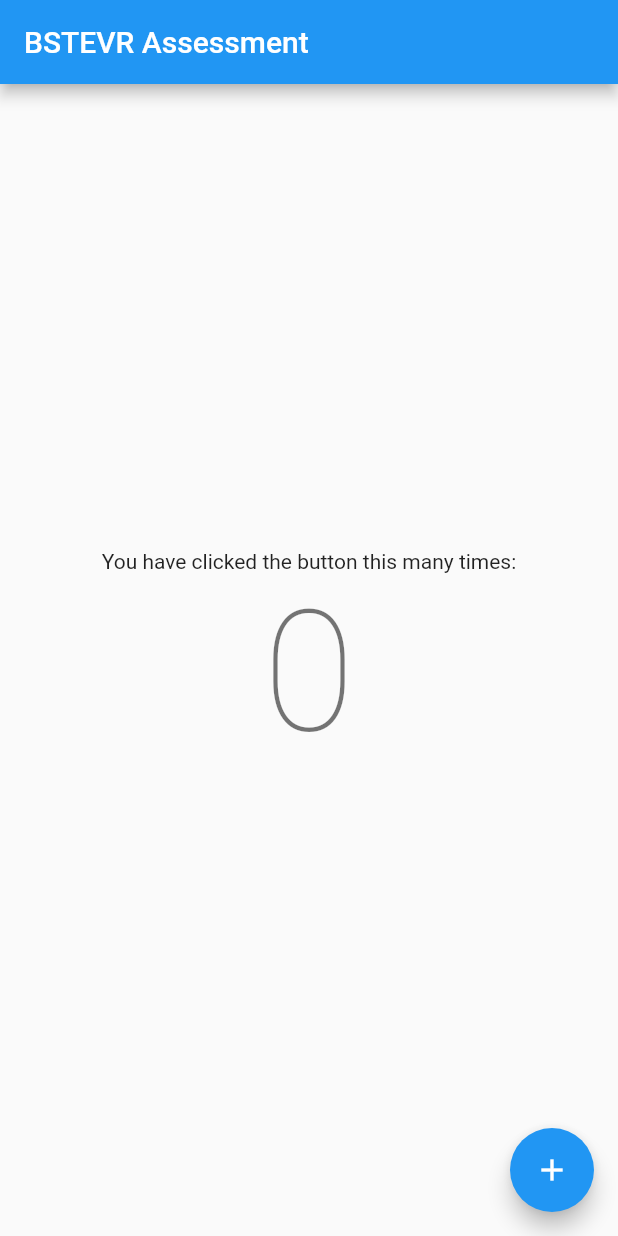
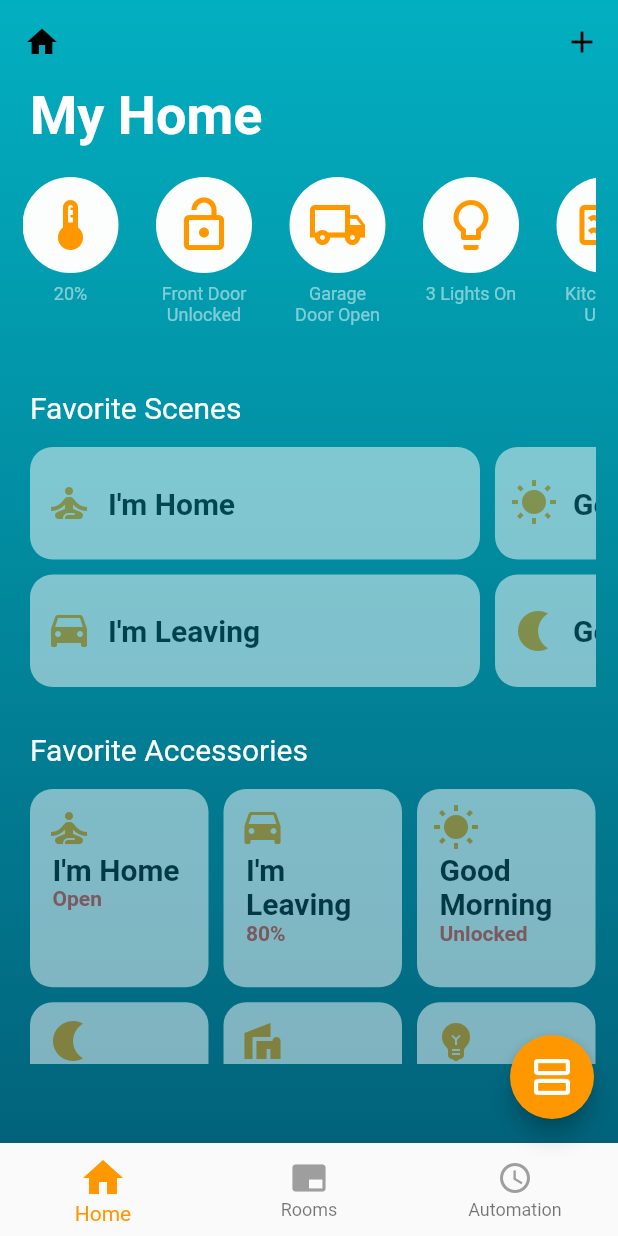
Before and after one commit to b13nxx/bstevr_assessment, a Flutter app: the screen it shows after launch, on a phone screen of 412 x 824 dp. Run offline on Flutter 3.47's test engine with Material 2 defaults, Android fonts, the phone set to English and light mode, and no system bars.

Commit message:
Add speed prototype screen

```diff
--- /dev/null
+++ b/lib/commons/box_decorations.dart
@@ -0,0 +1,19 @@
+import 'package:flutter/material.dart';
+
+mixin BoxDecorations {
+  static BoxDecoration circle(Color backgroundColor, [double width = 1]) {
+    return BoxDecoration(
+      shape: BoxShape.circle,
+      color: backgroundColor,
+      border: Border.all(color: Colors.white, width: width),
+    );
+  }
+
+  static BoxDecoration rectangle(Color backgroundColor, [double radius = 15]) {
+    return BoxDecoration(
+      shape: BoxShape.rectangle,
+      color: backgroundColor,
+      borderRadius: BorderRadius.circular(radius)
+    );
+  }
+}
--- /dev/null
+++ b/lib/commons/text_styles.dart
@@ -0,0 +1,43 @@
+import 'package:flutter/material.dart';
+
+mixin TextStyles {
+  static TextStyle weak() {
+    return TextStyle(
+        color: Colors.white.withOpacity(0.5),
+        fontSize: 12,
+        fontWeight: FontWeight.normal,
+    );
+  }
+
+  static TextStyle danger() {
+    return const TextStyle(
+      color: Colors.red,
+      fontSize: 14,
+      fontWeight: FontWeight.bold,
+    );
+  }
+
+  static TextStyle strong() {
+    return const TextStyle(
+      color: Colors.black,
+      fontSize: 20,
+      fontWeight: FontWeight.bold,
+    );
+  }
+
+  static TextStyle header1() {
+    return const TextStyle(
+      color: Colors.white,
+      fontSize: 36,
+      fontWeight: FontWeight.bold,
+    );
+  }
+
+  static TextStyle header2() {
+    return const TextStyle(
+      color: Colors.white,
+      fontSize: 20,
+      fontWeight: FontWeight.normal,
+    );
+  }
+}
--- a/lib/main.dart
+++ b/lib/main.dart
@@ -1,4 +1,13 @@
 import 'package:flutter/material.dart';
+
+/*
+ * These are the internal dependencies for the widget below
+ */
+import 'package:bstevr_assessment/models/icon_entry.dart';
+import 'package:bstevr_assessment/commons/text_styles.dart';
+import 'package:bstevr_assessment/widgets/quick_actions.dart';
+import 'package:bstevr_assessment/widgets/selectable_cards.dart';
+import 'package:bstevr_assessment/widgets/custom_navigation_bar.dart';
 
 void main() {
   runApp(const MyApp());
@@ -7,109 +16,128 @@ void main() {
 class MyApp extends StatelessWidget {
   const MyApp({Key? key}) : super(key: key);
 
-  // This widget is the root of your application.
   @override
   Widget build(BuildContext context) {
     return MaterialApp(
       title: 'BSTEVR Assessment',
       theme: ThemeData(
-        // This is the theme of your application.
-        //
-        // Try running your application with "flutter run". You'll see the
-        // application has a blue toolbar. Then, without quitting the app, try
-        // changing the primarySwatch below to Colors.green and then invoke
-        // "hot reload" (press "r" in the console where you ran "flutter run",
-        // or simply save your changes to "hot reload" in a Flutter IDE).
-        // Notice that the counter didn't reset back to zero; the application
-        // is not restarted.
-        primarySwatch: Colors.blue,
+        primarySwatch: Colors.orange,
       ),
-      home: const MyHomePage(title: 'BSTEVR Assessment'),
+      debugShowCheckedModeBanner: false,
+      home: const MyHomePage(),
     );
   }
 }
 
-class MyHomePage extends StatefulWidget {
-  const MyHomePage({Key? key, required this.title}) : super(key: key);
-
-  // This widget is the home page of your application. It is stateful, meaning
-  // that it has a State object (defined below) that contains fields that affect
-  // how it looks.
-
-  // This class is the configuration for the state. It holds the values (in this
-  // case the title) provided by the parent (in this case the App widget) and
-  // used by the build method of the State. Fields in a Widget subclass are
-  // always marked "final".
-
-  final String title;
-
-  @override
-  State<MyHomePage> createState() => _MyHomePageState();
-}
-
-class _MyHomePageState extends State<MyHomePage> {
-  int _counter = 0;
-
-  void _incrementCounter() {
-    setState(() {
-      // This call to setState tells the Flutter framework that something has
-      // changed in this State, which causes it to rerun the build method below
-      // so that the display can reflect the updated values. If we changed
-      // _counter without calling setState(), then the build method would not be
-      // called again, and so nothing would appear to happen.
-      _counter++;
-    });
-  }
+class MyHomePage extends StatelessWidget {
+  const MyHomePage({Key? key}) : super(key: key);
 
   @override
   Widget build(BuildContext context) {
-    // This method is rerun every time setState is called, for instance as done
-    // by the _incrementCounter method above.
-    //
-    // The Flutter framework has been optimized to make rerunning build methods
-    // fast, so that you can just rebuild anything that needs updating rather
-    // than having to individually change instances of widgets.
-    return Scaffold(
-      appBar: AppBar(
-        // Here we take the value from the MyHomePage object that was created by
-        // the App.build method, and use it to set our appbar title.
-        title: Text(widget.title),
-      ),
-      body: Center(
-        // Center is a layout widget. It takes a single child and positions it
-        // in the middle of the parent.
-        child: Column(
-          // Column is also a layout widget. It takes a list of children and
-          // arranges them vertically. By default, it sizes itself to fit its
-          // children horizontally, and tries to be as tall as its parent.
-          //
-          // Invoke "debug painting" (press "p" in the console, choose the
-          // "Toggle Debug Paint" action from the Flutter Inspector in Android
-          // Studio, or the "Toggle Debug Paint" command in Visual Studio Code)
-          // to see the wireframe for each widget.
-          //
-          // Column has various properties to control how it sizes itself and
-          // how it positions its children. Here we use mainAxisAlignment to
-          // center the children vertically; the main axis here is the vertical
-          // axis because Columns are vertical (the cross axis would be
-          // horizontal).
-          mainAxisAlignment: MainAxisAlignment.center,
-          children: <Widget>[
-            const Text(
-              'You have clicked the button this many times:',
-            ),
-            Text(
-              '$_counter',
-              style: Theme.of(context).textTheme.headline1,
-            ),
+    List<IconEntry> quickActionsEntries = [
+      IconEntry(icon: Icons.thermostat_outlined, text: '20%'),
+      IconEntry(icon: Icons.lock_open_outlined, text: 'Front Door Unlocked'),
+      IconEntry(icon: Icons.local_shipping_outlined, text: 'Garage Door Open'),
+      IconEntry(icon: Icons.lightbulb_outline, text: '3 Lights On'),
+      IconEntry(icon: Icons.microwave_outlined, text: 'Kitchen Is Used'),
+    ];
+    List<IconEntry> favoriteScenesEntries = [
+      IconEntry(icon: Icons.self_improvement, text: 'I\'m Home', secondText: 'Open'),
+      IconEntry(
+          icon: Icons.time_to_leave, text: 'I\'m Leaving', secondText: '80%'),
+      IconEntry(
+          icon: Icons.wb_sunny, text: 'Good Morning', secondText: 'Unlocked'),
+      IconEntry(
+          icon: Icons.nightlight,
+          text: 'Good Night',
+          secondText: 'Heating to 71%'),
+    ];
+    List<IconEntry> favoriteAccessories = [
+      ...favoriteScenesEntries,
+      ...[
+        IconEntry(icon: Icons.villa, text: 'Kitchen Door', secondText: 'Open'),
+        IconEntry(
+            icon: Icons.emoji_objects, text: 'Hallway Light', secondText: '80%'),
+        IconEntry(
+            icon: Icons.thermostat,
+            text: 'Living Room',
+            secondText: 'Unlocked'),
+        IconEntry(
+            icon: Icons.album, text: 'Front Door', secondText: 'Main Door'),
+      ]
+    ];
+    List<IconEntry> bottomNavigationBarItems = [
+      IconEntry(icon: Icons.home, text: 'Home'),
+      IconEntry(icon: Icons.branding_watermark, text: 'Rooms'),
+      IconEntry(icon: Icons.schedule, text: 'Automation')
+    ];
+
+    return Container(
+      decoration: const BoxDecoration(
+          gradient: LinearGradient(
+        begin: Alignment.topCenter,
+        end: Alignment.bottomCenter,
+        colors: [
+          Color.fromRGBO(2, 175, 192, 1),
+          Color.fromRGBO(1, 93, 118, 1),
+        ],
+      )),
+      child: Scaffold(
+        backgroundColor: Colors.transparent,
+        appBar: AppBar(
+          leading: IconButton(icon: const Icon(Icons.home), onPressed: () {}),
+          actions: <Widget>[
+            IconButton(icon: const Icon(Icons.add), onPressed: () {})
           ],
+          bottomOpacity: 0.0,
+          elevation: 0.0,
+          backgroundColor: Colors.transparent,
+          foregroundColor: Colors.white,
+        ),
+        body: Container(
+            padding: const EdgeInsets.only(left: 15, right: 15),
+            child: Column(
+              mainAxisAlignment: MainAxisAlignment.start,
+              crossAxisAlignment: CrossAxisAlignment.stretch,
+              mainAxisSize: MainAxisSize.min,
+              children: <Widget>[
+                Container(
+                    margin: const EdgeInsets.only(left: 5, bottom: 20),
+                    child: Text(
+                      'My Home',
+                      style: TextStyles.header1(),
+                    )),
+                Flexible(
+                    flex: 2, child: QuickActions(entries: quickActionsEntries)),
+                Container(
+                    margin: const EdgeInsets.only(left: 5, bottom: 15),
+                    child: Text(
+                      'Favorite Scenes',
+                      style: TextStyles.header2(),
+                    )),
+                Flexible(
+                    flex: 3,
+                    child: SelectableCards(entries: favoriteScenesEntries)),
+                Container(
+                    margin: const EdgeInsets.only(left: 5, bottom: 15),
+                    child: Text(
+                      'Favorite Accessories',
+                      style: TextStyles.header2(),
+                    )),
+                Flexible(
+                    flex: 3,
+                    child: SelectableCards(
+                        entries: favoriteAccessories, isRectangle: false)),
+              ],
+            )),
+        bottomNavigationBar:
+            CustomNavigationBar(entries: bottomNavigationBarItems),
+        floatingActionButton: FloatingActionButton(
+          onPressed: () => {},
+          tooltip: 'View Stream',
+          child: const Icon(Icons.view_agenda_outlined, size: 32, color: Colors.white),
         ),
       ),
-      floatingActionButton: FloatingActionButton(
-        onPressed: _incrementCounter,
-        tooltip: 'Increment',
-        child: const Icon(Icons.add),
-      ), // This trailing comma makes auto-formatting nicer for build methods.
     );
   }
 }
--- /dev/null
+++ b/lib/models/icon_entry.dart
@@ -0,0 +1,9 @@
+import 'package:flutter/material.dart';
+
+class IconEntry {
+  IconData icon;
+  String text;
+  String secondText;
+
+  IconEntry({required this.icon, required this.text, this.secondText = ''});
+}
--- /dev/null
+++ b/lib/widgets/circle_card.dart
@@ -0,0 +1,76 @@
+import 'package:flutter/material.dart';
+
+/*
+ * These are the internal dependencies for the widget below
+ */
+import 'package:bstevr_assessment/commons/text_styles.dart';
+import 'package:bstevr_assessment/commons/box_decorations.dart';
+
+class CircleCard extends StatefulWidget {
+  /*
+   * The props, meaning these are not gonna change
+   * during lifetime of the component
+   */
+  final String text;
+  final double iconSize;
+  final IconData icon;
+
+  const CircleCard(
+      {Key? key,
+      required this.text,
+      required this.iconSize,
+      required this.icon})
+      : super(key: key);
+
+  /*
+   * By including this line, it converts our component to stateful one
+   * that means our component has some sort of data
+   * which will change during lifetime of the component
+   */
+  @override
+  _CircleCardState createState() => _CircleCardState();
+}
+
+class _CircleCardState extends State<CircleCard> {
+  /*
+   * The state, basically data that changes over time
+   */
+  bool _selected = false;
+
+  /*
+   * These are inner logic that will change the state of the component
+   */
+  void _toggleButton() {
+    setState(() {
+      _selected = !_selected;
+    });
+  }
+
+  /*
+   * The rendering method, in which the component tells
+   * how it should show itself.
+   */
+  @override
+  Widget build(BuildContext context) {
+    return Container(
+        width: widget.iconSize,
+        margin: const EdgeInsets.only(right: 25),
+        child: Column(children: <Widget>[
+          Container(
+              width: widget.iconSize,
+              height: widget.iconSize,
+              margin: const EdgeInsets.only(bottom: 7),
+              decoration: BoxDecorations.circle(_selected
+                  ? Colors.transparent
+                  : Colors.white.withOpacity(0.99)),
+              child: IconButton(
+                color: _selected ? Colors.white : Colors.orange,
+                iconSize: widget.iconSize * 0.625,
+                icon: Icon(widget.icon),
+                onPressed: _toggleButton,
+              )),
+          Text(widget.text,
+              style: TextStyles.weak(), textAlign: TextAlign.center)
+        ]));
+  }
+}
--- /dev/null
+++ b/lib/widgets/custom_navigation_bar.dart
@@ -0,0 +1,61 @@
+import 'package:flutter/material.dart';
+
+class CustomNavigationBar extends StatefulWidget {
+  /*
+   * The props, meaning these are not gonna change
+   * during lifetime of the component
+   */
+  final List<dynamic> entries;
+
+  const CustomNavigationBar({Key? key, required this.entries})
+      : super(key: key);
+
+  /*
+   * By including this line, it converts our component to stateful one
+   * that means our component has some sort of data
+   * which will change during lifetime of the component
+   */
+  @override
+  _CustomNavigationBarState createState() => _CustomNavigationBarState();
+}
+
+class _CustomNavigationBarState extends State<CustomNavigationBar> {
+  /*
+   * The state, basically data that changes over time
+   */
+  int _selectedIndex = 0;
+
+  /*
+   * These are inner logic that will change the state of the component
+   */
+  void _toggleBarItem(int index) {
+    setState(() {
+      _selectedIndex = index;
+    });
+  }
+
+  /*
+   * The rendering method, in which the component tells
+   * how it should show itself.
+   */
+  @override
+  Widget build(BuildContext context) {
+    return BottomNavigationBar(
+      items: widget.entries
+          .map((entry) => BottomNavigationBarItem(
+                icon: Icon(entry.icon, color: Colors.grey),
+                activeIcon: Icon(
+                  entry.icon,
+                  color: Colors.orange,
+                  size: 32,
+                ),
+                label: entry.text,
+              ))
+          .toList(),
+      selectedLabelStyle: const TextStyle(color: Colors.orange),
+      selectedItemColor: Colors.orange,
+      onTap: _toggleBarItem,
+      currentIndex: _selectedIndex,
+    );
+  }
+}
--- /dev/null
+++ b/lib/widgets/quick_actions.dart
@@ -0,0 +1,34 @@
+import 'package:flutter/material.dart';
+
+/*
+ * These are the internal dependencies for the widget below
+ */
+import 'package:bstevr_assessment/widgets/circle_card.dart';
+
+class QuickActions extends StatelessWidget {
+  /*
+   * The props, meaning these are not gonna change
+   * during lifetime of the component
+   */
+  final List<dynamic> entries;
+
+  const QuickActions({Key? key, required this.entries}) : super(key: key);
+
+  /*
+   * The rendering method, in which the component tells
+   * how it should show itself.
+   */
+  @override
+  Widget build(BuildContext context) {
+    return Container(
+        margin: const EdgeInsets.only(bottom: 30),
+        child: ListView.builder(
+            scrollDirection: Axis.horizontal,
+            itemCount: entries.length,
+            physics: const BouncingScrollPhysics(),
+            itemBuilder: (BuildContext context, int index) => CircleCard(
+                text: entries[index].text,
+                iconSize: 64,
+                icon: entries[index].icon)));
+  }
+}
--- /dev/null
+++ b/lib/widgets/rectangle_card.dart
@@ -0,0 +1,97 @@
+import 'package:flutter/material.dart';
+
+/*
+ * These are the internal dependencies for the widget below
+ */
+import 'package:bstevr_assessment/commons/text_styles.dart';
+import 'package:bstevr_assessment/commons/box_decorations.dart';
+
+class RectangleCard extends StatefulWidget {
+  /*
+   * The props, meaning these are not gonna change
+   * during lifetime of the component
+   */
+  final String text;
+  final double iconSize;
+  final IconData icon;
+  final bool isRectangle;
+  final String secondText;
+
+  const RectangleCard(
+      {Key? key,
+      required this.text,
+      required this.iconSize,
+      required this.icon,
+      required this.isRectangle,
+      required this.secondText})
+      : super(key: key);
+
+  /*
+   * By including this line, it converts our component to stateful one
+   * that means our component has some sort of data
+   * which will change during lifetime of the component
+   */
+  @override
+  _RectangleCardState createState() => _RectangleCardState();
+}
+
+class _RectangleCardState extends State<RectangleCard> {
+  /*
+   * The state, basically data that changes over time
+   */
+  bool _selected = false;
+
+  /*
+   * These are inner logic that will change the state of the component
+   */
+  void _toggleButton() {
+    setState(() {
+      _selected = !_selected;
+    });
+  }
+
+  /*
+   * The rendering method, in which the component tells
+   * how it should show itself.
+   */
+  @override
+  Widget build(BuildContext context) {
+    return GestureDetector(
+        onTap: _toggleButton,
+        child: Opacity(
+            opacity: _selected ? 1 : 0.5,
+            child: Container(
+                padding: const EdgeInsets.all(10),
+                decoration:
+                    BoxDecorations.rectangle(Colors.white.withOpacity(0.99)),
+                child: Flex(
+                    direction:
+                        widget.isRectangle ? Axis.horizontal : Axis.vertical,
+                    crossAxisAlignment: widget.isRectangle
+                        ? CrossAxisAlignment.center
+                        : CrossAxisAlignment.start,
+                    children: <Widget>[
+                      Container(
+                          margin: const EdgeInsets.only(right: 10),
+                          child: Icon(
+                            widget.icon,
+                            size: widget.iconSize,
+                            color: Colors.orange,
+                          )),
+                      Container(
+                          margin:
+                              EdgeInsets.only(left: widget.isRectangle ? 0 : 5),
+                          child: Column(
+                            mainAxisAlignment: MainAxisAlignment.center,
+                            crossAxisAlignment: CrossAxisAlignment.start,
+                            children: [
+                              Text(widget.text, style: TextStyles.strong()),
+                              widget.isRectangle
+                                  ? Container()
+                                  : Text(widget.secondText,
+                                      style: TextStyles.danger())
+                            ],
+                          )),
+                    ]))));
+  }
+}
--- /dev/null
+++ b/lib/widgets/selectable_cards.dart
@@ -0,0 +1,48 @@
+import 'package:flutter/material.dart';
+
+/*
+ * These are the internal dependencies for the widget below
+ */
+import 'package:bstevr_assessment/widgets/rectangle_card.dart';
+
+class SelectableCards extends StatelessWidget {
+  /*
+   * The props, meaning these are not gonna change
+   * during lifetime of the component
+   */
+  final List<dynamic> entries;
+  final bool isRectangle;
+
+  const SelectableCards(
+      {Key? key, required this.entries, this.isRectangle = true})
+      : super(key: key);
+
+  /*
+   * The rendering method, in which the component tells
+   * how it should show itself.
+   */
+  @override
+  Widget build(BuildContext context) {
+    int rowCount = (entries.length / (isRectangle ? 2 : 3)).ceil();
+
+    return Container(
+        height: ((isRectangle ? 80 : 160) * rowCount).toDouble(),
+        margin: const EdgeInsets.only(left: 5, bottom: 30),
+        child: GridView.count(
+          crossAxisSpacing: 10,
+          mainAxisSpacing: 10,
+          crossAxisCount: isRectangle ? rowCount : 3,
+          childAspectRatio: isRectangle ? 1 / 4 : 0.9 / 1,
+          scrollDirection: isRectangle ? Axis.horizontal : Axis.vertical,
+          physics: const BouncingScrollPhysics(),
+          children: entries
+              .map((entry) => RectangleCard(
+                  text: entry.text,
+                  iconSize: 32,
+                  icon: entry.icon,
+                  isRectangle: isRectangle,
+                  secondText: entry.secondText))
+              .toList(),
+        ));
+  }
+}
```
